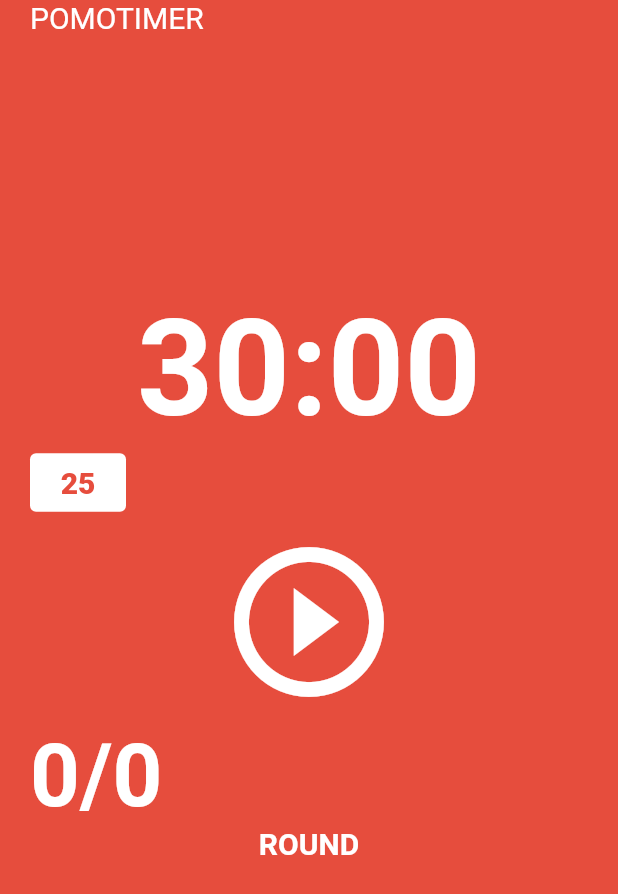
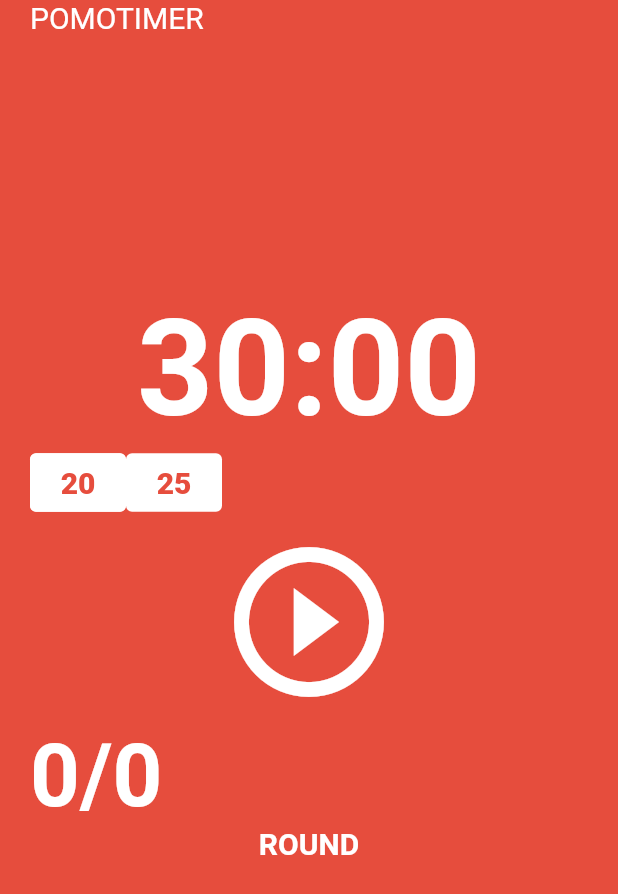
Before and after one commit to sjmoon83/pomodoro02, a Flutter app: the screen it shows after launch, on a phone screen of 412 x 824 dp. Shown: the top 894 px of the screen. Run offline on Flutter 3.47's test engine with Material 2 defaults, Android fonts, the phone set to English and light mode, and no system bars.

Commit message:
230818_pomodoro

```diff
--- a/lib/screen/home_screen.dart
+++ b/lib/screen/home_screen.dart
@@ -55,8 +55,13 @@ class _HomeScreenState extends State<HomeScreen> {
     });
   }
 
+  void selectTwenty() {
+    totalSeconds = 1200;
+    setState(() {});
+  }
+
   void selectTwentyFive() {
-    selectMinute = 1500;
+    totalSeconds = 1500;
     setState(() {});
   }
 
@@ -107,6 +112,24 @@ class _HomeScreenState extends State<HomeScreen> {
               Flexible(
                 child: Row(
                   children: [
+                    TextButton(
+                      style: ButtonStyle(
+                        side: MaterialStateProperty.all(
+                          const BorderSide(color: Colors.white, width: 2.0),
+                        ),
+                        backgroundColor:
+                            MaterialStateProperty.all(Colors.white),
+                      ),
+                      onPressed: selectTwenty,
+                      child: Text(
+                        '20',
+                        style: TextStyle(
+                          color: Theme.of(context).colorScheme.background,
+                          fontSize: 20,
+                          fontWeight: FontWeight.w800,
+                        ),
+                      ),
+                    ),
                     TextButton(
                       style: const ButtonStyle(
                         backgroundColor: MaterialStatePropertyAll(Colors.white),
```
Also changed, not shown: lib/screen/select_button.dart (added, +23 -0 lines).
